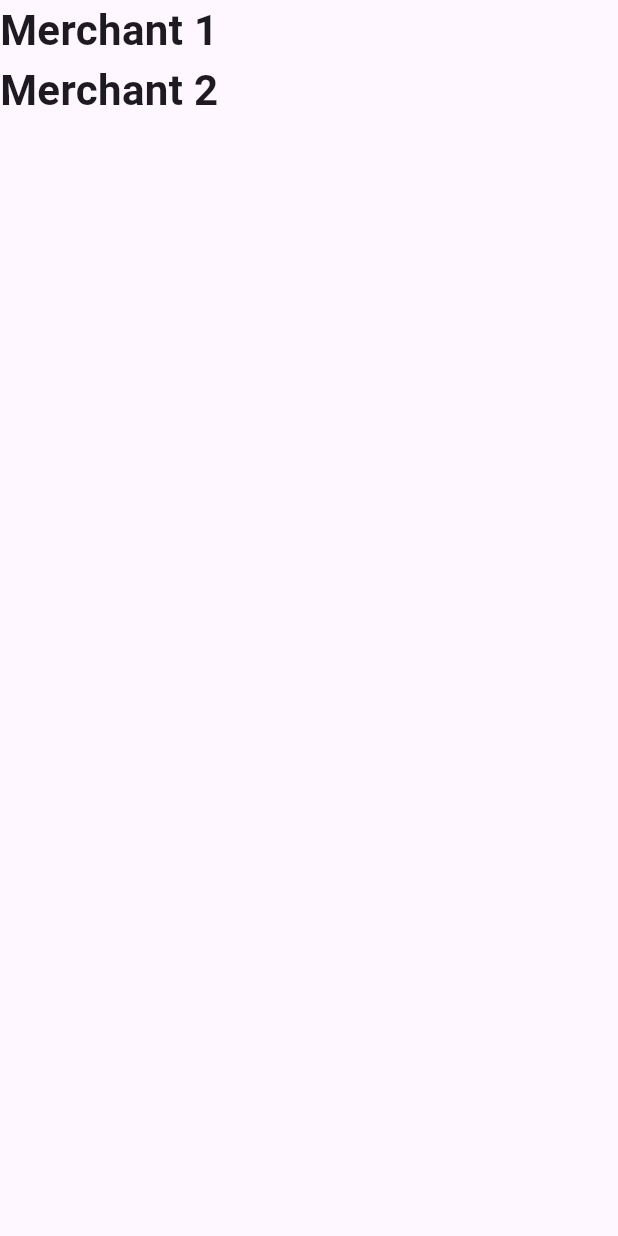
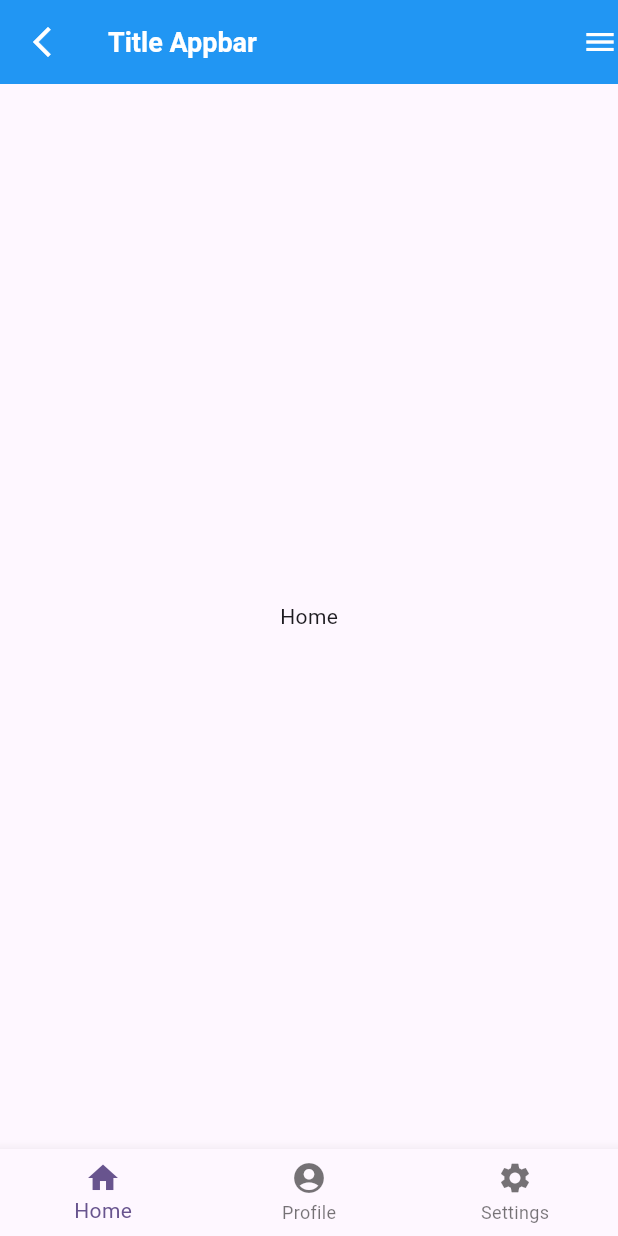
Before and after one commit to fradip12/H8-basic-widget, a Flutter app: the screen it shows after launch, on a phone screen of 412 x 824 dp. Run offline on Flutter 3.47's test engine with Material 2 defaults, Android fonts, the phone set to English and light mode, and no system bars.

Commit message:
feat : navigation appbar (S-29)

```diff
--- a/lib/main.dart
+++ b/lib/main.dart
@@ -1,3 +1,5 @@
+import 'package:basic_2/pages/list_berita_pages.dart';
+import 'package:basic_2/pages/navigation_appbar.dart';
 import 'package:flutter/material.dart';
 
 import 'api/services.dart';
@@ -18,7 +20,12 @@ class MyApp extends StatelessWidget {
         useMaterial3: true,
         primaryColor: Colors.pink,
         appBarTheme: const AppBarTheme(
-          color: Colors.pink,
+          color: Colors.blue,
+          titleTextStyle: TextStyle(
+            fontSize: 18,
+            fontWeight: FontWeight.bold,
+            color: Colors.white,
+          ),
         ),
         cardColor: Colors.lightBlue,
         textTheme: const TextTheme(
@@ -29,7 +36,7 @@ class MyApp extends StatelessWidget {
           ),
         ),
       ),
-      home: const JsonExample(),
+      home: const NavigationAppBar(),
     );
   }
 }
--- /dev/null
+++ b/lib/pages/navigation_appbar.dart
@@ -0,0 +1,67 @@
+import 'package:flutter/material.dart';
+
+class NavigationAppBar extends StatefulWidget {
+  const NavigationAppBar({super.key});
+
+  @override
+  State<NavigationAppBar> createState() => _NavigationAppBarState();
+}
+
+class _NavigationAppBarState extends State<NavigationAppBar> {
+  int index = 0;
+
+  List<Widget> body = [
+    Center(
+      child: Text('Home'),
+    ),
+    Center(
+      child: Text('Profile'),
+    ),
+    Center(
+      child: Text('Settings'),
+    )
+  ];
+
+  @override
+  Widget build(BuildContext context) {
+    return Scaffold(
+      appBar: AppBar(
+        leading: Icon(
+          Icons.arrow_back_ios_new_outlined,
+          color: Colors.white,
+        ),
+        title: Text('Title Appbar'),
+        actions: [
+          Icon(
+            Icons.menu,
+            color: Colors.white,
+          ),
+        ],
+      ),
+      body: body.elementAt(index),
+      bottomNavigationBar: BottomNavigationBar(
+        currentIndex: index,
+        onTap: (value) {
+          print(value);
+          setState(() {
+            index = value;
+          });
+        },
+        items: [
+          BottomNavigationBarItem(
+            label: 'Home',
+            icon: Icon(Icons.home),
+          ),
+          BottomNavigationBarItem(
+            label: 'Profile',
+            icon: Icon(Icons.account_circle),
+          ),
+          BottomNavigationBarItem(
+            label: 'Settings',
+            icon: Icon(Icons.settings),
+          ),
+        ],
+      ),
+    );
+  }
+}
```
